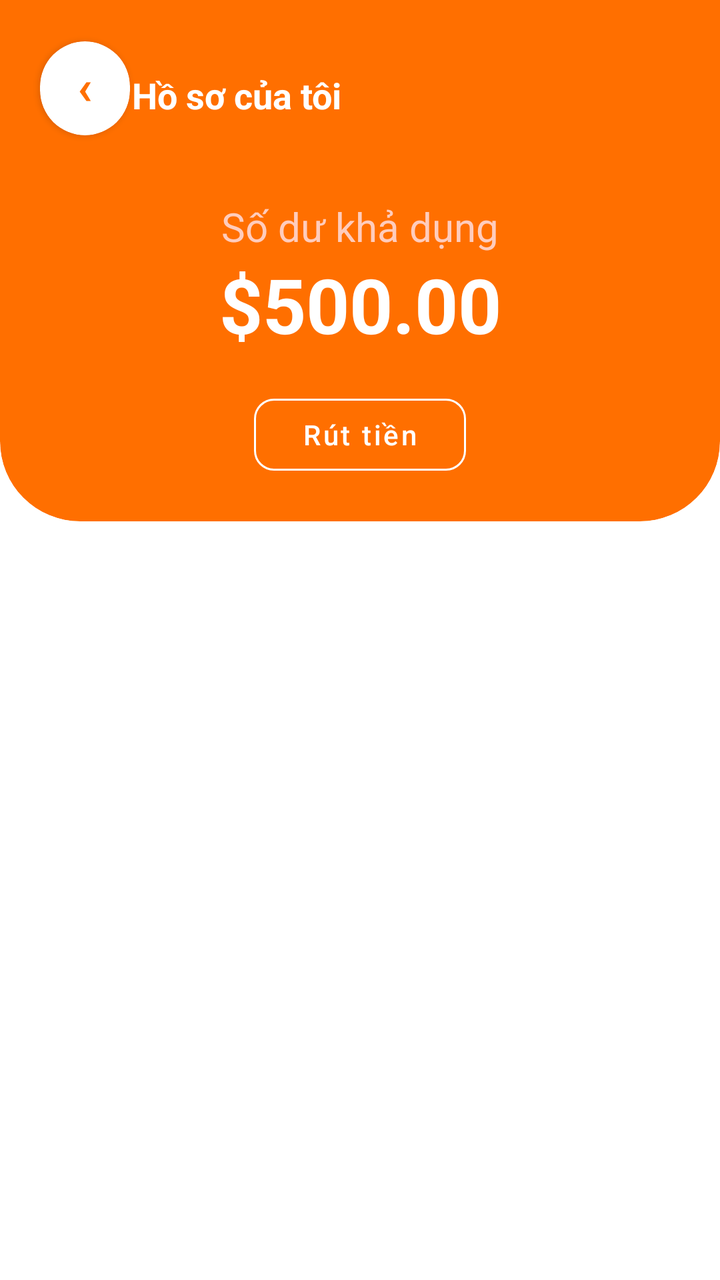
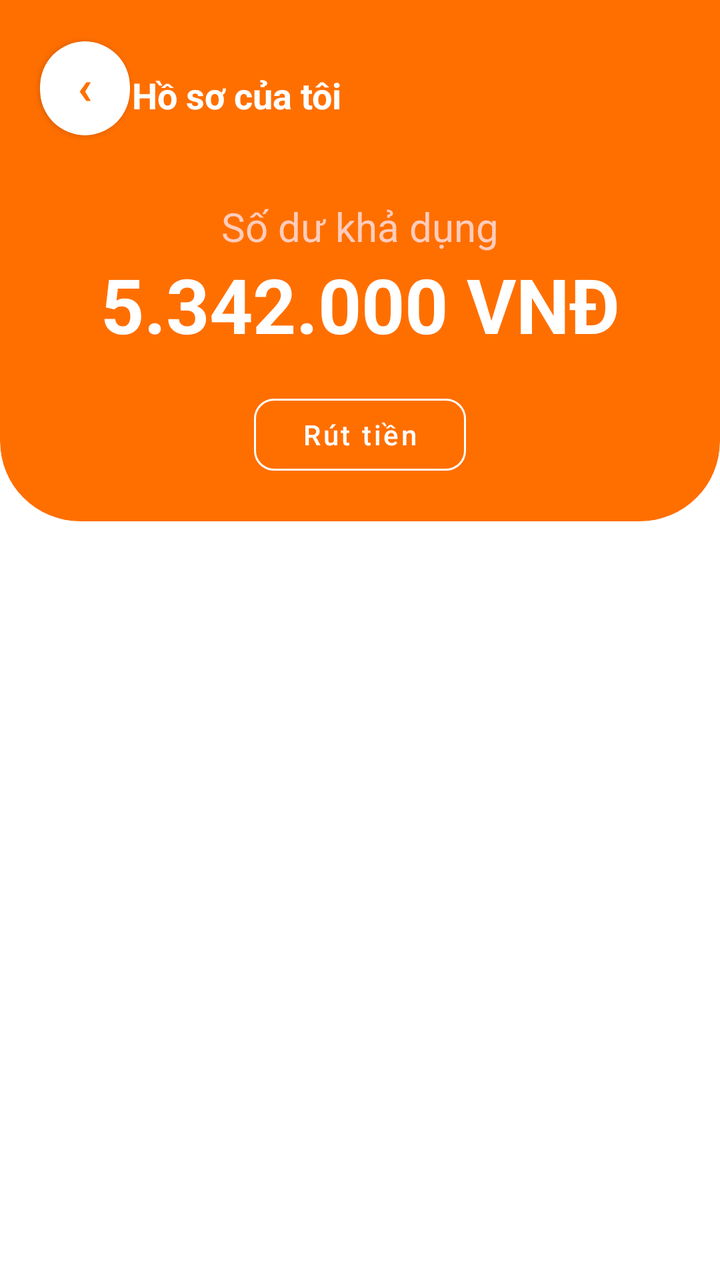

Compare the two renders of this Android layout. The source of the first and the diff that turns it into the second are given below.
<!-- AndroidManifest.xml: application theme Theme.NHOM33 -->
<!-- res/layout/adprofile_activity.xml -->
<?xml version="1.0" encoding="utf-8"?>
<androidx.constraintlayout.widget.ConstraintLayout
    xmlns:android="http://schemas.android.com/apk/res/android"
    xmlns:app="http://schemas.android.com/apk/res-auto"
    xmlns:tools="http://schemas.android.com/tools"
    android:layout_width="match_parent"
    android:layout_height="match_parent"
    android:background="#FFFFFF">

    <androidx.cardview.widget.CardView
        android:id="@+id/headerCard"
        android:layout_width="match_parent"
        android:layout_height="300dp"
        android:layout_marginTop="-40dp"
        app:cardBackgroundColor="#FF6F00"
        app:cardCornerRadius="40dp"
        app:cardElevation="0dp"
        app:layout_constraintTop_toTopOf="parent">

        <androidx.constraintlayout.widget.ConstraintLayout
            android:layout_width="match_parent"
            android:layout_height="match_parent"
            android:paddingTop="40dp">

            <androidx.cardview.widget.CardView
                android:id="@+id/btnBack"
                android:layout_width="45dp"
                android:layout_height="47dp"
                android:layout_marginStart="20dp"
                android:layout_marginTop="20dp"
                app:cardBackgroundColor="#FFFFFF"
                app:cardCornerRadius="25dp"
                app:cardElevation="2dp"
                app:layout_constraintStart_toStartOf="parent"
                app:layout_constraintTop_toTopOf="parent">

                <TextView
                    android:layout_width="47dp"
                    android:layout_height="46dp"
                    android:gravity="center"
                    android:paddingEnd="2dp"
                    android:paddingBottom="2dp"
                    android:text="‹"
                    android:textColor="#FF6F00"
                    android:textSize="24sp"
                    android:textStyle="bold" />
            </androidx.cardview.widget.CardView>

            <TextView
                android:layout_width="wrap_content"
                android:layout_height="wrap_content"
                android:text="Hồ sơ của tôi"
                android:textColor="#FFFFFF"
                android:textSize="18sp"
                android:textStyle="bold"
                app:layout_constraintBottom_toBottomOf="@id/btnBack"
                app:layout_constraintEnd_toEndOf="parent"
                app:layout_constraintHorizontal_bias="0.259"
                app:layout_constraintStart_toStartOf="parent"
                app:layout_constraintTop_toTopOf="@id/btnBack"
                app:layout_constraintVertical_bias="0.652" />

            <TextView
                android:id="@+id/labelBalance"
                android:layout_width="wrap_content"
                android:layout_height="wrap_content"
                android:layout_marginTop="32dp"
                android:text="Số dư khả dụng"
                android:textColor="#FFCCBC"
                android:textSize="20sp"
                app:layout_constraintEnd_toEndOf="parent"
                app:layout_constraintStart_toStartOf="parent"
                app:layout_constraintTop_toBottomOf="@id/btnBack" />

            <TextView
                android:id="@+id/tvAmount"
                android:layout_width="wrap_content"
                android:layout_height="wrap_content"
                android:text="$500.00"
                android:textColor="#FFFFFF"
                android:textSize="38sp"
                android:textStyle="bold"
                app:layout_constraintEnd_toEndOf="parent"
                app:layout_constraintStart_toStartOf="parent"
                app:layout_constraintTop_toBottomOf="@id/labelBalance" />

            <com.google.android.material.button.MaterialButton
                android:id="@+id/btnWithdraw"
                style="@style/Widget.MaterialComponents.Button.OutlinedButton"
                android:layout_width="wrap_content"
                android:layout_height="wrap_content"
                android:layout_marginTop="16dp"
                android:paddingLeft="24dp"
                android:paddingRight="24dp"
                android:text="Rút tiền"
                android:textAllCaps="false"
                android:textColor="#FFFFFF"
                app:cornerRadius="10dp"
                app:layout_constraintEnd_toEndOf="parent"
                app:layout_constraintStart_toStartOf="parent"
                app:layout_constraintTop_toBottomOf="@id/tvAmount"
                app:strokeColor="#FFFFFF"
                app:strokeWidth="1dp" />

        </androidx.constraintlayout.widget.ConstraintLayout>
    </androidx.cardview.widget.CardView>

    <androidx.recyclerview.widget.RecyclerView
        android:id="@+id/rvMenu"
        android:layout_width="match_parent"
        android:layout_height="0dp"
        android:layout_marginTop="12dp"
        android:clipToPadding="false"
        android:paddingHorizontal="20dp"
        android:paddingBottom="20dp"
        app:layout_constraintBottom_toBottomOf="parent"
        app:layout_constraintTop_toBottomOf="@id/headerCard"/>

</androidx.constraintlayout.widget.ConstraintLayout>
<!-- resources referenced by this layout -->
<resources>
  <style name="Theme.NHOM33" parent="Base.Theme.NHOM33" />
  <style name="Base.Theme.NHOM33" parent="Theme.Material3.DayNight.NoActionBar">
          
          
      </style>
</resources>

<!-- the commit's change to res/layout/adprofile_activity.xml (unified diff, before → after) -->
@@ -76,7 +76,7 @@
                 android:id="@+id/tvAmount"
                 android:layout_width="wrap_content"
                 android:layout_height="wrap_content"
-                android:text="$500.00"
+                android:text="5.342.000 VNĐ"
                 android:textColor="#FFFFFF"
                 android:textSize="38sp"
                 android:textStyle="bold"
